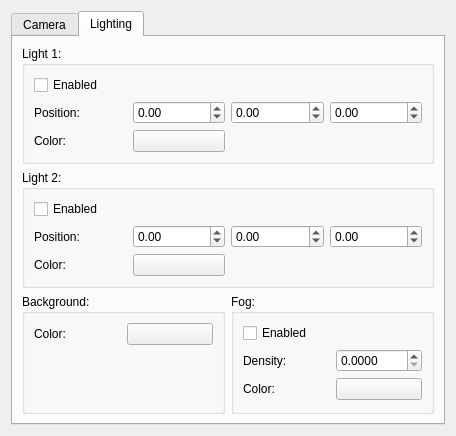
This is Gorgon/src_ui/ui_dialog_scene_editor.ui in GorgonCryoEM/Gorgon as Qt 5 draws it before an edit. The edited form follows.
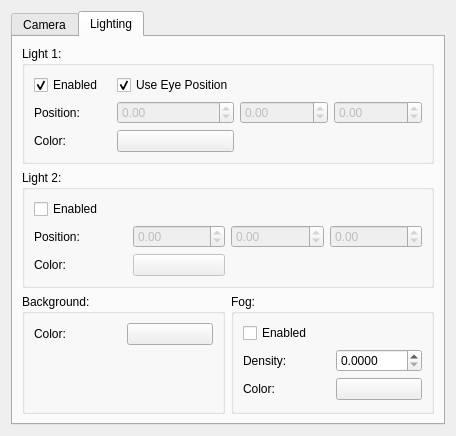
This is the edited form. The open tabs and pages were chosen to show the change. Custom widgets are drawn as their Qt base class.

Commit message: Adding an Eye light source

The edit to the form file:
```diff
--- a/Gorgon/src_ui/ui_dialog_scene_editor.ui
+++ b/Gorgon/src_ui/ui_dialog_scene_editor.ui
@@ -229,6 +229,9 @@
           </item>
           <item row="1" column="1" >
            <widget class="QDoubleSpinBox" name="doubleSpinBoxLight1X" >
+            <property name="enabled" >
+             <bool>false</bool>
+            </property>
             <property name="minimum" >
              <double>-9999999999.989999771118164</double>
             </property>
@@ -242,6 +245,9 @@
           </item>
           <item row="1" column="2" >
            <widget class="QDoubleSpinBox" name="doubleSpinBoxLight1Y" >
+            <property name="enabled" >
+             <bool>false</bool>
+            </property>
             <property name="minimum" >
              <double>-9999999999.989999771118164</double>
             </property>
@@ -255,6 +261,9 @@
           </item>
           <item row="1" column="3" >
            <widget class="QDoubleSpinBox" name="doubleSpinBoxLight1Z" >
+            <property name="enabled" >
+             <bool>false</bool>
+            </property>
             <property name="minimum" >
              <double>-9999999999.989999771118164</double>
             </property>
@@ -285,6 +294,19 @@
             <property name="text" >
              <string>Enabled</string>
             </property>
+            <property name="checked" >
+             <bool>true</bool>
+            </property>
+           </widget>
+          </item>
+          <item row="0" column="1" >
+           <widget class="QCheckBox" name="checkBoxLight1EyePosition" >
+            <property name="text" >
+             <string>Use Eye Position</string>
+            </property>
+            <property name="checked" >
+             <bool>true</bool>
+            </property>
            </widget>
           </item>
          </layout>
@@ -312,6 +334,9 @@
           </item>
           <item row="1" column="1" >
            <widget class="QDoubleSpinBox" name="doubleSpinBoxLight2X" >
+            <property name="enabled" >
+             <bool>false</bool>
+            </property>
             <property name="minimum" >
              <double>-9999999999.989999771118164</double>
             </property>
@@ -325,6 +350,9 @@
           </item>
           <item row="1" column="2" >
            <widget class="QDoubleSpinBox" name="doubleSpinBoxLight2Y" >
+            <property name="enabled" >
+             <bool>false</bool>
+            </property>
             <property name="minimum" >
              <double>-9999999999.989999771118164</double>
             </property>
@@ -338,6 +366,9 @@
           </item>
           <item row="1" column="3" >
            <widget class="QDoubleSpinBox" name="doubleSpinBoxLight2Z" >
+            <property name="enabled" >
+             <bool>false</bool>
+            </property>
             <property name="minimum" >
              <double>-9999999999.989999771118164</double>
             </property>
@@ -358,6 +389,9 @@
           </item>
           <item row="2" column="1" >
            <widget class="ColoredPushButton" name="pushButtonLight2Color" >
+            <property name="enabled" >
+             <bool>false</bool>
+            </property>
             <property name="text" >
              <string/>
             </property>
```
Left out of the diff: 93 changed lines with no effect on the pictures. The commit also changes 3 other files.
